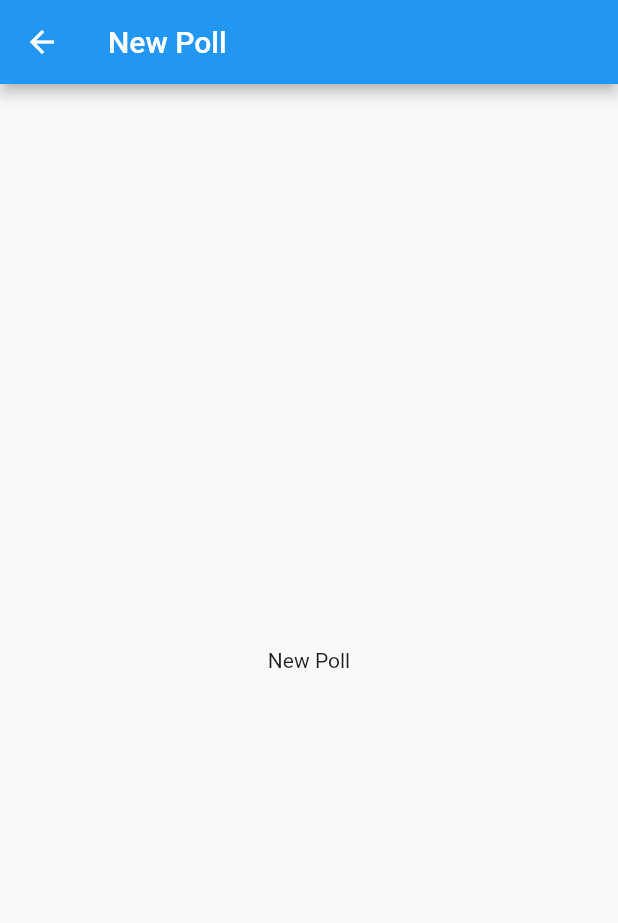
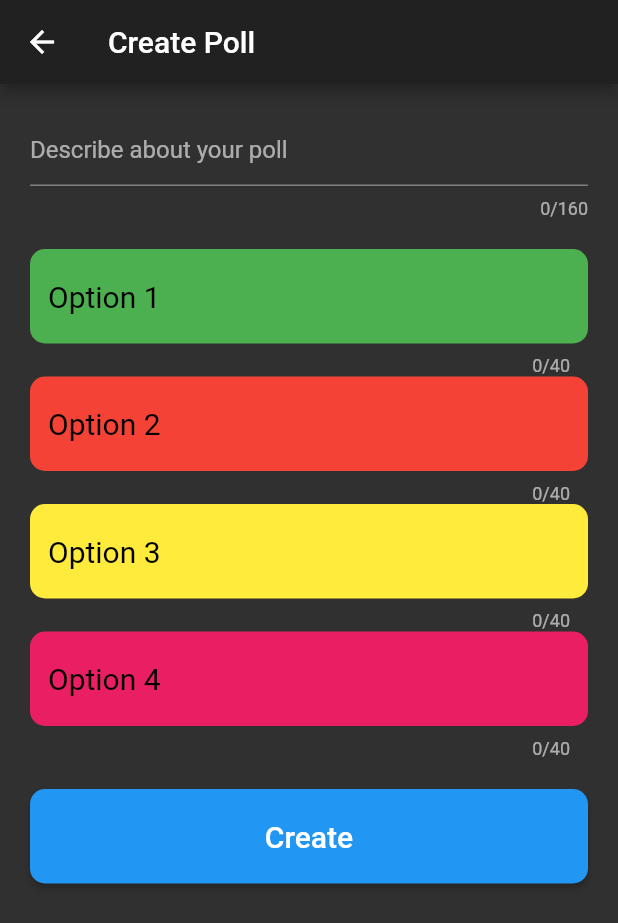
Before and after one commit to clementemerson/loudly, a Flutter app: the NewPollScreen screen opened by its route, on a phone screen of 412 x 824 dp. Shown: the top 923 px of the screen. Run offline on Flutter 3.47's test engine with Material 2 defaults, Android fonts, the phone set to English and light mode, and no system bars.

Commit message:
updated few screens

```diff
--- a/lib/Screens/newpoll_screen.dart
+++ b/lib/Screens/newpoll_screen.dart
@@ -1,17 +1,124 @@
 import 'package:flutter/material.dart';
+import 'package:loudly/project_textconstants.dart';
 
-class NewPollScreen extends StatelessWidget {
+class NewPollScreen extends StatefulWidget {
   static const String id = 'newpoll_screen';
 
+  @override
+  _NewPollScreenState createState() => _NewPollScreenState();
+}
+
+class _NewPollScreenState extends State<NewPollScreen> {
   @override
   Widget build(BuildContext context) {
     return Scaffold(
       appBar: AppBar(
-        title: Text('New Poll'),
+        title: Text(kNewPoll),
       ),
       body: Container(
-        child: Center(
-          child: Text('New Poll'),
+        padding: const EdgeInsets.all(20.0),
+        child: ListView(
+          children: <Widget>[
+            TextField(
+              maxLength: 160,
+              maxLines: null,
+              decoration: InputDecoration(
+                hintText: 'Describe about your poll',
+              ),
+            ),
+            SizedBox(
+              height: 20.0,
+            ),
+            TextField(
+              decoration: InputDecoration(
+                filled: true,
+                fillColor: Colors.green,
+                hintText: 'Option 1',
+                hintStyle: TextStyle(
+                  color: Colors.black,
+                ),
+                border: OutlineInputBorder(
+                  borderRadius: BorderRadius.circular(10.0),
+                  borderSide: BorderSide.none,
+                ),
+              ),
+              maxLength: 40,
+              style: TextStyle(
+                fontSize: 20.0,
+              ),
+            ),
+            TextField(
+              decoration: InputDecoration(
+                filled: true,
+                fillColor: Colors.red,
+                hintText: 'Option 2',
+                hintStyle: TextStyle(
+                  color: Colors.black,
+                ),
+                border: OutlineInputBorder(
+                  borderRadius: BorderRadius.circular(10.0),
+                  borderSide: BorderSide.none,
+                ),
+              ),
+              maxLength: 40,
+              style: TextStyle(
+                fontSize: 20.0,
+              ),
+            ),
+            TextField(
+              decoration: InputDecoration(
+                filled: true,
+                fillColor: Colors.yellow,
+                hintText: 'Option 3',
+                hintStyle: TextStyle(
+                  color: Colors.black,
+                ),
+                border: OutlineInputBorder(
+                  borderRadius: BorderRadius.circular(10.0),
+                  borderSide: BorderSide.none,
+                ),
+              ),
+              maxLength: 40,
+              style: TextStyle(
+                fontSize: 20.0,
+              ),
+            ),
+            TextField(
+              decoration: InputDecoration(
+                filled: true,
+                fillColor: Colors.pink,
+                hintText: 'Option 4',
+                hintStyle: TextStyle(
+                  color: Colors.black,
+                ),
+                border: OutlineInputBorder(
+                  borderRadius: BorderRadius.circular(10.0),
+                  borderSide: BorderSide.none,
+                ),
+              ),
+              maxLength: 40,
+              style: TextStyle(
+                fontSize: 20.0,
+              ),
+            ),
+            SizedBox(
+              height: 20.0,
+            ),
+            RaisedButton(
+              onPressed: () {},
+              child: Text(
+                'Create',
+                style: TextStyle(
+                  fontSize: 20.0,
+                ),
+              ),
+              color: Colors.blue,
+              padding: EdgeInsets.all(20.0),
+              shape: RoundedRectangleBorder(
+                borderRadius: BorderRadius.circular(10.0),
+              ),
+            ),
+          ],
         ),
       ),
     );
--- a/lib/Screens/phonelogin_screen.dart
+++ b/lib/Screens/phonelogin_screen.dart
@@ -19,13 +19,9 @@ class _PhoneLoginScreenState extends State<PhoneLoginScreen> {
       appBar: AppBar(
         title: Text(kProjectName),
       ),
-      body: Column(
-        children: <Widget>[
-          Expanded(
-            child: Container(
+      body: Container(
         padding: const EdgeInsets.all(40.0),
         child: Column(
-                mainAxisAlignment: MainAxisAlignment.center,
           children: <Widget>[
             kUserInputNumberTextField(
                 helperText: kEnterMobileNumberTxt, maxLen: 10),
@@ -38,16 +34,15 @@ class _PhoneLoginScreenState extends State<PhoneLoginScreen> {
                   PhoneVerifyScreen.id,
                 );
               },
+              color: Colors.blue,
+              padding: EdgeInsets.all(15.0),
+              shape: RoundedRectangleBorder(
+                borderRadius: BorderRadius.circular(10.0),
+              ),
             ),
           ],
         ),
       ),
-          ),
-          Expanded(
-            child: Container(),
-          )
-        ],
-      ),
     );
   }
 }
--- a/lib/Screens/phoneverify_screen.dart
+++ b/lib/Screens/phoneverify_screen.dart
@@ -29,7 +29,6 @@ class _PhoneVerifyScreenState extends State<PhoneVerifyScreen> {
             child: Container(
               padding: const EdgeInsets.all(40.0),
               child: Column(
-                mainAxisAlignment: MainAxisAlignment.center,
                 children: <Widget>[
                   kUserInputNumberTextField(
                       helperText: kEnterOTPTxt, maxLen: 6),
@@ -40,13 +39,15 @@ class _PhoneVerifyScreenState extends State<PhoneVerifyScreen> {
                       Navigator.of(context).pushNamedAndRemoveUntil(
                           HomeScreen.id, (Route<dynamic> route) => false);
                     },
+                    color: Colors.blue,
+                    padding: EdgeInsets.all(15.0),
+                    shape: RoundedRectangleBorder(
+                      borderRadius: BorderRadius.circular(10.0),
+                    ),
                   ),
                 ],
               ),
             ),
-          ),
-          Expanded(
-            child: Container(),
           ),
         ],
       ),
--- a/lib/Screens/welcome_screen.dart
+++ b/lib/Screens/welcome_screen.dart
@@ -34,11 +34,13 @@ class _WelcomeScreenState extends State<WelcomeScreen> {
             Icon(
               kProjectIcon,
               size: kIcon_Big,
+              color: Colors.blue,
             ),
             Text(
               kProjectName,
               style: TextStyle(
                 fontSize: kText_Big,
+                color: Colors.blue,
               ),
             ),
             kGetActivityIndicator(),
--- a/lib/common_widgets.dart
+++ b/lib/common_widgets.dart
@@ -11,6 +11,7 @@ import 'package:loudly/project_textconstants.dart';
 
 TextField kUserInputNumberTextField({int maxLen, @required String helperText}) {
   return TextField(
+    autofocus: true,
     maxLength: maxLen ?? null,
     style: TextStyle(
       fontSize: kText_Big,
@@ -18,7 +19,6 @@ TextField kUserInputNumberTextField({int maxLen, @required String helperText}) {
     ),
     decoration: InputDecoration(
       helperText: helperText,
-      prefixIcon: Icon(Icons.phone),
     ),
     keyboardType: TextInputType.phone,
     textInputAction: TextInputAction.go,
--- a/lib/main.dart
+++ b/lib/main.dart
@@ -26,7 +26,7 @@ class MyApp extends StatelessWidget {
   Widget build(BuildContext context) {
     return MaterialApp(
       title: 'Flutter Demo',
-      theme: ThemeData.light(),
+      theme: ThemeData.dark(),
       initialRoute: WelcomeScreen.id,
       routes: {
         WelcomeScreen.id: (context) => WelcomeScreen(),
--- a/lib/project_textconstants.dart
+++ b/lib/project_textconstants.dart
@@ -2,7 +2,7 @@ const String kEnterMobileNumberTxt = 'Enter your mobile number';
 const String kEnterOTPTxt = 'Enter OTP';
 const String kLoginRegister = 'Login / Register';
 const String kVerifyOTP = 'Verify OTP';
-const String kNewPoll = 'New Poll';
-const String kNewCountPoll = 'New Count Poll';
+const String kNewPoll = 'Create Poll';
+const String kNewCountPoll = 'Create Count Poll';
 const String kCreateNewGroup = 'Create New Group';
 const String kSettings = 'Settings';
```
Also changed, not shown: 1 other file. Lines whose indentation alone changed are shown as unchanged.
